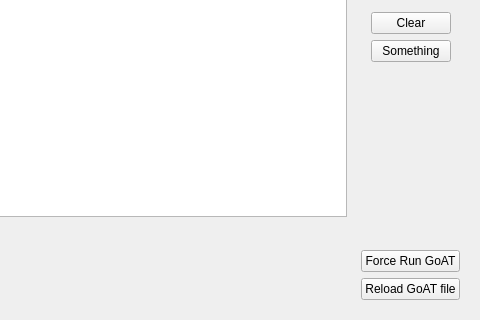
This is tablog.ui in A2-Collaboration-dev/GoAT_GUI as Qt 5 draws it before an edit; both pictures show x 117 to 597 and y 172 to 492 of the 597 by 492 pixel window. The edited form follows.
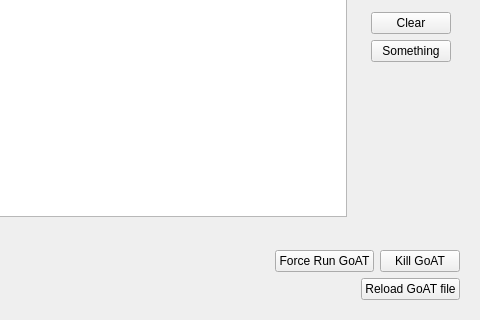
This is the edited form.

Commit message: Rebuilded File checking mechanism. GUI waits if ACQU file is being used. If new file appears while old one is being used it is added to queue for later use

```diff
--- a/tablog.ui
+++ b/tablog.ui
@@ -113,6 +113,19 @@
           </property>
          </widget>
         </item>
+        <item>
+         <widget class="QPushButton" name="buttonKillGoAT">
+          <property name="sizePolicy">
+           <sizepolicy hsizetype="Fixed" vsizetype="Fixed">
+            <horstretch>0</horstretch>
+            <verstretch>0</verstretch>
+           </sizepolicy>
+          </property>
+          <property name="text">
+           <string>Kill GoAT</string>
+          </property>
+         </widget>
+        </item>
        </layout>
       </item>
       <item>
```
The commit also changes 4 other files.
